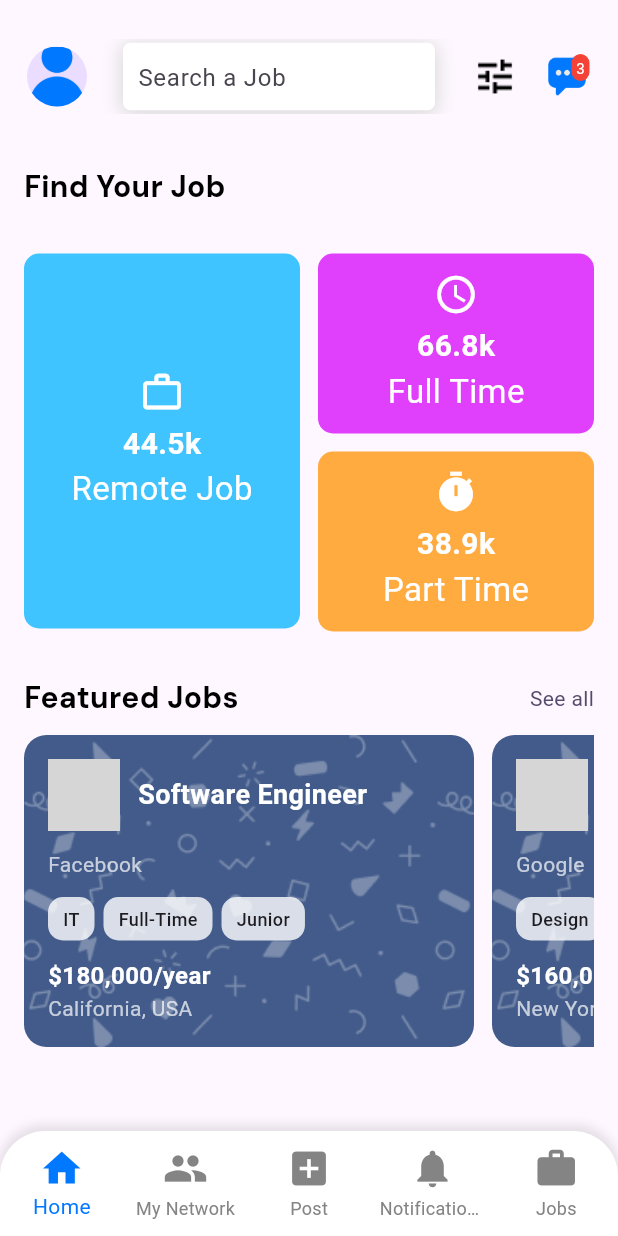
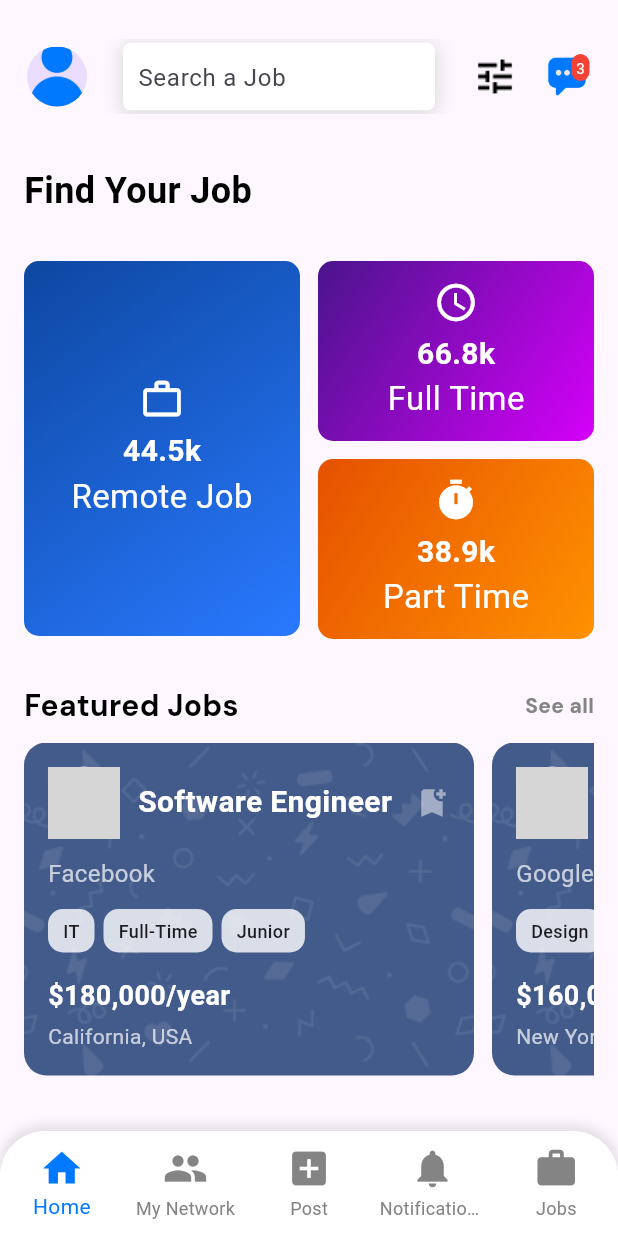
Before and after one commit to St4ckkk/Jobility, a Flutter app: the screen it shows after launch, after a tap on "See all", on a phone screen of 412 x 824 dp. Run offline on Flutter 3.47's test engine with Material 3 defaults, Android fonts, the light colour scheme and no system bars; our stand-ins replace shared_preferences; grey boxes are pictures that could not be loaded.

Commit message:
dashboard done

```diff
--- a/lib/core/config/imports.dart
+++ b/lib/core/config/imports.dart
@@ -11,6 +11,8 @@ export '../../modules/auth/views/signin.view.dart';
 export '../../modules/auth/views/profile_setup.view.dart';
 export '../../modules/auth/views/expertise_selection.view.dart';
 export '../../modules/user/employee/views/main.view.dart';
+export '../../modules/user/employee/views/jobs/featured.view.dart';
+export '../../modules/user/employee/views/jobs/recommend.view.dart';
 
 export '../../modules/splash.view.dart';
 export '../../modules/main.view.dart';
--- /dev/null
+++ b/lib/modules/user/employee/views/jobs/featured.view.dart
@@ -0,0 +1,57 @@
+import 'package:flutter/material.dart';
+import '../../../../../core/config/imports.dart';
+
+class FeaturedJobsView extends StatelessWidget {
+  final List<Map<String, dynamic>> featuredJobs;
+
+  const FeaturedJobsView({Key? key, required this.featuredJobs})
+      : super(key: key);
+
+  @override
+  Widget build(BuildContext context) {
+    return Column(
+      crossAxisAlignment: CrossAxisAlignment.start,
+      children: [
+        Row(
+          mainAxisAlignment: MainAxisAlignment.spaceBetween,
+          children: [
+            Text('Featured Jobs',
+                style: AppTypography.headlineSmall.copyWith(
+                  color: AppColors.darkColor,
+                )),
+            GestureDetector(
+              onTap: () {
+                // Navigate to see all jobs page
+              },
+              child: Text(
+                'See all',
+                style: AppTypography.subtitleSmall.copyWith(
+                  color: AppColors.grayAccentColor,
+                ),
+              ),
+            ),
+          ],
+        ),
+        const SizedBox(height: 10),
+        SingleChildScrollView(
+          scrollDirection: Axis.horizontal,
+          child: Row(
+            children: featuredJobs.map((job) {
+              return Padding(
+                padding: const EdgeInsets.only(right: 12.0),
+                child: FeaturedJobCard(
+                  companyName: job['companyName'],
+                  jobTitle: job['jobTitle'],
+                  salary: job['salary'],
+                  location: job['location'],
+                  jobTags: List<String>.from(job['jobTags']),
+                  logoPath: job['logoPath'],
+                ),
+              );
+            }).toList(),
+          ),
+        ),
+      ],
+    );
+  }
+}
--- /dev/null
+++ b/lib/modules/user/employee/views/jobs/recommend.view.dart
@@ -0,0 +1,107 @@
+import 'package:flutter/material.dart';
+import 'package:jobility_app/core/config/imports.dart';
+
+// RecommendedJobs Widget
+class RecommendedJobs extends StatelessWidget {
+  final List<Map<String, dynamic>> recommendedJobs = [
+    {
+      'jobTitle': 'UX Designer',
+      'company': 'Dribbble',
+      'salary': '\$80,000/y',
+      'icon': Icons.design_services,
+      'backgroundColor': Color(0xFFFEEFF4),
+    },
+    {
+      'jobTitle': 'Sr Engineer',
+      'company': 'Facebook',
+      'salary': '\$96,000/y',
+      'icon': Icons.engineering,
+      'backgroundColor': Color(0xFFF0F4FF),
+    },
+  ];
+
+  @override
+  Widget build(BuildContext context) {
+    return Column(
+      crossAxisAlignment: CrossAxisAlignment.start,
+      children: [
+        // Section Title
+        Padding(
+          padding: const EdgeInsets.only(bottom: 16.0),
+          child: Row(
+            mainAxisAlignment: MainAxisAlignment.spaceBetween,
+            children: [
+              Text('Recommended Jobs', style: AppTypography.headlineSmall.copyWith(
+                color: AppColors.darkColor,
+              )),
+              GestureDetector(
+                onTap: () {
+                  // Add action for "See all"
+                },
+                child: Text(
+                  'See all',
+                  style: AppTypography.subtitleSmall.copyWith(
+                    color: AppColors.grayAccentColor,
+                  )
+                ),
+              ),
+            ],
+          ),
+        ),
+        // Jobs Row
+        Row(
+          children: recommendedJobs.map((job) {
+            return Expanded(
+              child: Padding(
+                padding: const EdgeInsets.symmetric(horizontal: 8.0),
+                child: Container(
+                  decoration: BoxDecoration(
+                    color: job['backgroundColor'],
+                    borderRadius: BorderRadius.circular(15.0),
+                  ),
+                  padding: const EdgeInsets.all(16.0),
+                  child: Column(
+                    crossAxisAlignment: CrossAxisAlignment.center,
+                    children: [
+                      Icon(job['icon'], size: 40, color: Colors.pink),
+                      const SizedBox(height: 10),
+                      Text(
+                        job['jobTitle'],
+                        style: TextStyle(
+                          fontSize: 16,
+                          fontWeight: FontWeight.bold,
+                          color: Colors.black,
+                        ),
+                        textAlign: TextAlign.center,
+                      ),
+                      const SizedBox(height: 4),
+                      Text(
+                        job['company'],
+                        style: TextStyle(
+                          fontSize: 14,
+                          fontWeight: FontWeight.w400,
+                          color: Colors.grey,
+                        ),
+                        textAlign: TextAlign.center,
+                      ),
+                      const SizedBox(height: 8),
+                      Text(
+                        job['salary'],
+                        style: TextStyle(
+                          fontSize: 14,
+                          fontWeight: FontWeight.bold,
+                          color: Colors.black,
+                        ),
+                        textAlign: TextAlign.center,
+                      ),
+                    ],
+                  ),
+                ),
+              ),
+            );
+          }).toList(),
+        ),
+      ],
+    );
+  }
+}
--- a/lib/modules/user/employee/views/main.view.dart
+++ b/lib/modules/user/employee/views/main.view.dart
@@ -49,19 +49,31 @@ class _EmployeeDashboardState extends State<EmployeeDashboard> {
     {
       'label': 'Remote Job',
       'count': '44.5k',
-      'color': Colors.lightBlueAccent,
+      'gradient': LinearGradient(
+        colors: [Colors.blue.shade900, Colors.blueAccent.shade400],
+        begin: Alignment.topLeft,
+        end: Alignment.bottomRight,
+      ),
       'icon': Icons.work_outline,
     },
     {
       'label': 'Full Time',
       'count': '66.8k',
-      'color': Colors.purpleAccent,
+      'gradient': LinearGradient(
+        colors: [Colors.purple.shade900, Colors.purpleAccent.shade400],
+        begin: Alignment.topLeft,
+        end: Alignment.bottomRight,
+      ),
       'icon': Icons.schedule,
     },
     {
       'label': 'Part Time',
       'count': '38.9k',
-      'color': Colors.orangeAccent,
+      'gradient': LinearGradient(
+        colors: [Colors.orange.shade900, Colors.orangeAccent.shade400],
+        begin: Alignment.topLeft,
+        end: Alignment.bottomRight,
+      ),
       'icon': Icons.timer,
     },
   ];
@@ -81,13 +93,17 @@ class _EmployeeDashboardState extends State<EmployeeDashboard> {
       ),
       body: Padding(
         padding: const EdgeInsets.symmetric(horizontal: 16.0, vertical: 20.0),
+        child: SingleChildScrollView(
           child: Column(
             crossAxisAlignment: CrossAxisAlignment.start,
             children: [
               _jobCategory(),
               const SizedBox(height: 30),
-            _featuredJobsSection(), // Add the featured jobs section here
+              FeaturedJobsView(featuredJobs: featuredJobs),
+              const SizedBox(height: 30),
+              RecommendedJobs(),
             ],
+          ),
         ),
       ),
       bottomNavigationBar: CustomBottomBar(
@@ -105,8 +121,10 @@ class _EmployeeDashboardState extends State<EmployeeDashboard> {
           padding: const EdgeInsets.only(top: 20.0),
           child: Text(
             'Find Your Job',
-            style: AppTypography.headlineSmall.copyWith(
-              color: AppColors.darkColor,
+            style: TextStyle(
+              fontSize: 24,
+              fontWeight: FontWeight.bold,
+              color: Colors.black,
             ),
           ),
         ),
@@ -118,7 +136,7 @@ class _EmployeeDashboardState extends State<EmployeeDashboard> {
               child: JobCategoryCard(
                 label: jobCategories[0]['label'],
                 count: jobCategories[0]['count'],
-                color: jobCategories[0]['color'],
+                gradient: jobCategories[0]['gradient'], // Pass gradient
                 icon: jobCategories[0]['icon'],
                 cardHeight: 250.0,
               ),
@@ -130,7 +148,7 @@ class _EmployeeDashboardState extends State<EmployeeDashboard> {
                   JobCategoryCard(
                     label: jobCategories[1]['label'],
                     count: jobCategories[1]['count'],
-                    color: jobCategories[1]['color'],
+                    gradient: jobCategories[1]['gradient'], // Pass gradient
                     icon: jobCategories[1]['icon'],
                     cardHeight: 120.0,
                   ),
@@ -138,7 +156,7 @@ class _EmployeeDashboardState extends State<EmployeeDashboard> {
                   JobCategoryCard(
                     label: jobCategories[2]['label'],
                     count: jobCategories[2]['count'],
-                    color: jobCategories[2]['color'],
+                    gradient: jobCategories[2]['gradient'], // Pass gradient
                     icon: jobCategories[2]['icon'],
                     cardHeight: 120.0,
                   ),
@@ -152,50 +170,4 @@ class _EmployeeDashboardState extends State<EmployeeDashboard> {
   }
 
   // Featured Jobs Section
-  Widget _featuredJobsSection() {
-    return Column(
-      crossAxisAlignment: CrossAxisAlignment.start,
-      children: [
-        Row(
-          mainAxisAlignment: MainAxisAlignment.spaceBetween,
-          children: [
-            Text(
-              'Featured Jobs',
-              style: AppTypography.headlineSmall.copyWith(
-                color: AppColors.darkColor,
-              ),
-            ),
-            GestureDetector(
-              onTap: () {
-                // Navigate to see all jobs page
-              },
-              child: const Text(
-                'See all',
-                style: TextStyle(color: AppColors.lightAccentColor),
-              ),
-            ),
-          ],
-        ),
-        const SizedBox(height: 10),
-        SingleChildScrollView(
-          scrollDirection: Axis.horizontal,
-          child: Row(
-            children: featuredJobs.map((job) {
-              return Padding(
-                padding: const EdgeInsets.only(right: 12.0),
-                child: FeaturedJobCard(
-                  companyName: job['companyName'],
-                  jobTitle: job['jobTitle'],
-                  salary: job['salary'],
-                  location: job['location'],
-                  jobTags: List<String>.from(job['jobTags']),
-                  logoPath: job['logoPath'],
-                ),
-              );
-            }).toList(),
-          ),
-        ),
-      ],
-    );
 }
-}
--- a/lib/widgets/custom_JobCategoryCard.dart
+++ b/lib/widgets/custom_JobCategoryCard.dart
@@ -3,18 +3,18 @@ import 'package:flutter/material.dart';
 class JobCategoryCard extends StatelessWidget {
   final String label;
   final String count;
-  final Color color;
+  final LinearGradient gradient;
   final IconData icon;
   final double cardHeight; // Add cardHeight parameter
 
   const JobCategoryCard({
-    Key? key,
+    super.key,
     required this.label,
     required this.count,
-    required this.color,
+    required this.gradient,
     required this.icon,
     this.cardHeight = 100.0,
-  }) : super(key: key);
+  });
 
   @override
   Widget build(BuildContext context) {
@@ -22,7 +22,7 @@ class JobCategoryCard extends StatelessWidget {
       width: MediaQuery.of(context).size.width * 0.8,
       height: cardHeight,
       decoration: BoxDecoration(
-        color: color,
+        gradient: gradient,
         borderRadius: BorderRadius.circular(10),
       ),
       child: Column(
--- a/lib/widgets/custom_jobCard.dart
+++ b/lib/widgets/custom_jobCard.dart
@@ -1,3 +1,5 @@
+// ignore_for_file: prefer_const_constructors
+
 import 'package:flutter/material.dart';
 import 'package:jobility_app/core/config/functions.dart';
 
@@ -9,7 +11,7 @@ class FeaturedJobCard extends StatelessWidget {
   final List<String> jobTags;
   final String logoPath;
 
-  const FeaturedJobCard({
+  const FeaturedJobCard({super.key,
     required this.companyName,
     required this.jobTitle,
     required this.salary,
@@ -30,7 +32,7 @@ class FeaturedJobCard extends StatelessWidget {
           image: AssetImage(AssetPaths.getImagePath('group.png')),
           fit: BoxFit.cover,
           colorFilter: ColorFilter.mode(randomColor, BlendMode.colorBurn),
-          opacity: 0.3
+          opacity: 0.1,
         ),
       ),
       child: Column(
@@ -47,35 +49,42 @@ class FeaturedJobCard extends StatelessWidget {
                 child: Text(
                   jobTitle,
                   style: TextStyle(
-                    fontSize: 18.0,
+                    fontSize: 20.0,
                     fontWeight: FontWeight.bold,
                     color: Colors.white,
                   ),
                 ),
               ),
+              Icon(
+                Icons.bookmark_add,
+                size: 24.0,
+                color: Colors.white.withOpacity(0.5),
+              )
             ],
           ),
           SizedBox(height: 12),
           Text(
             companyName,
-            style: TextStyle(color: Colors.white70),
+            style: TextStyle(color: Colors.white70, fontSize: 16.0),
           ),
           SizedBox(height: 12),
           Row(
+            mainAxisAlignment: MainAxisAlignment.start,
             children: jobTags.map((tag) => _buildTag(tag)).toList(),
           ),
-          SizedBox(height: 12),
+          SizedBox(height: 16),
           Text(
             salary,
             style: TextStyle(
               fontWeight: FontWeight.bold,
-              fontSize: 16.0,
+              fontSize: 18.0,
               color: Colors.white,
             ),
           ),
+          SizedBox(height: 4),
           Text(
             location,
-            style: TextStyle(color: Colors.white70),
+            style: TextStyle(color: Colors.white70, fontSize: 14.0),
           ),
         ],
       ),
```
Also changed, not shown: lib/modules/user/employee/views/jobs/recent.view.dart (added). Lines whose indentation alone changed are shown as unchanged.
